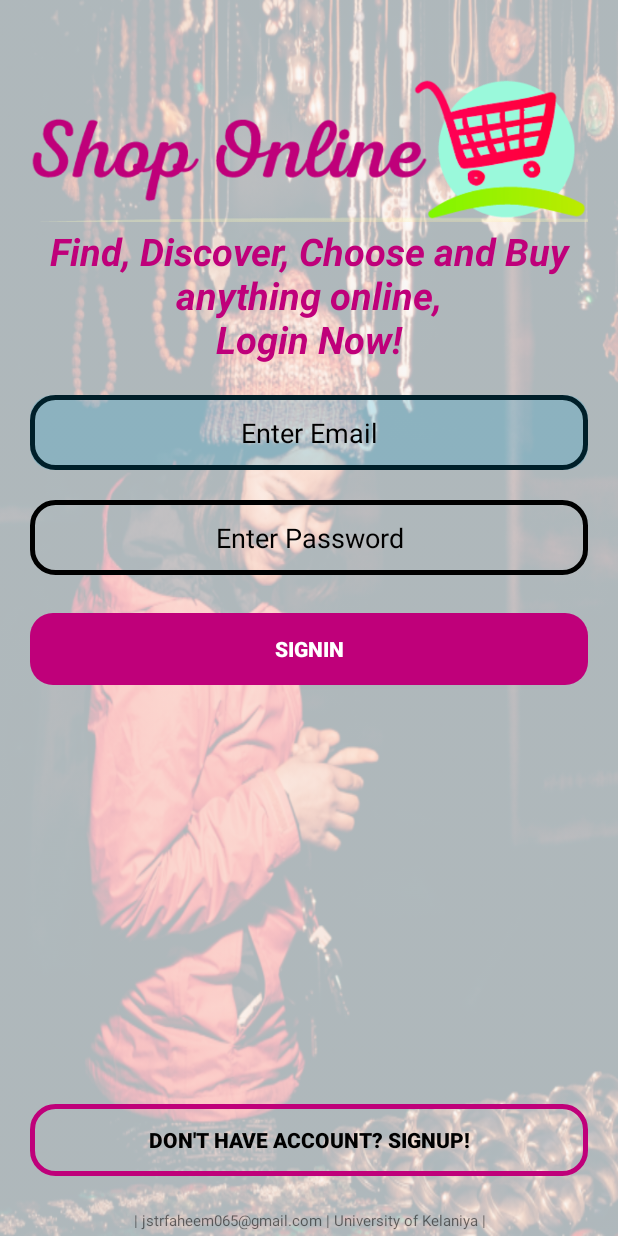
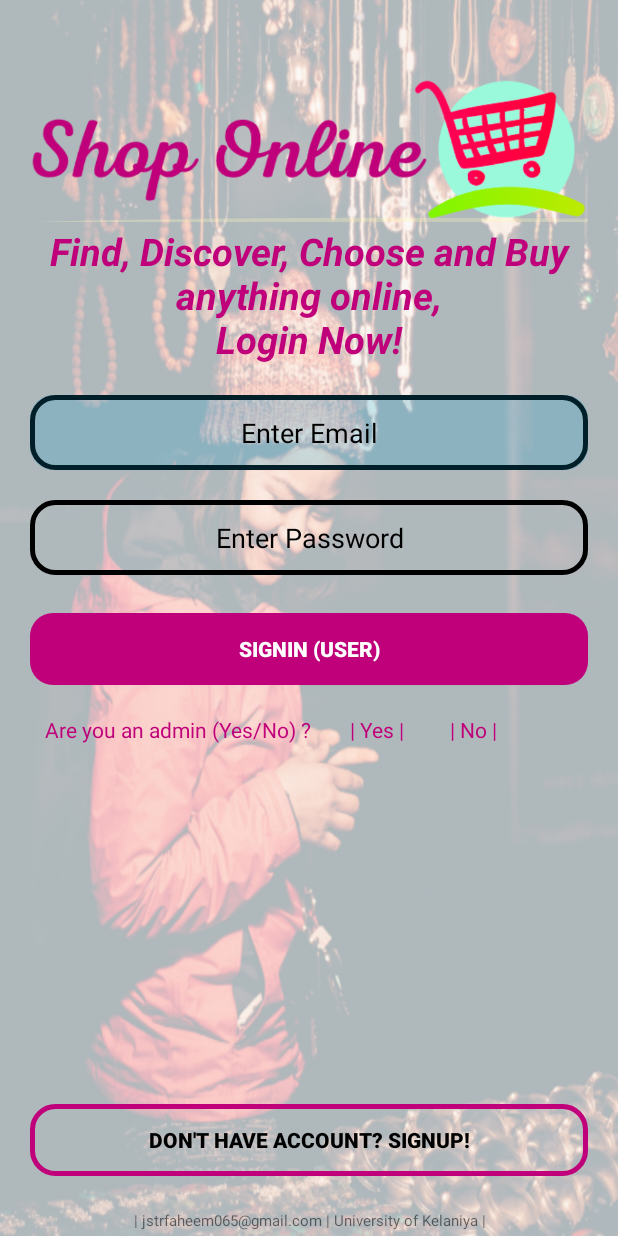
Before and after one commit to syedfaridul/ECommerceAPP, an Android app: the screen it shows after launch (MainActivity), on a phone screen of 412 x 824 dp. Run offline under Robolectric (Android 15) with nearby library versions, the phone set to English and light mode, and no system bars.

Commit message:
Admin Login,

```diff
--- a/app/src/main/java/com/flover/rifaecom/MainActivity.java
+++ b/app/src/main/java/com/flover/rifaecom/MainActivity.java
@@ -7,6 +7,7 @@ import android.view.View;
 
 import com.flover.rifaecom.operation.initializer.ClickButtonInitializer;
 import com.flover.rifaecom.operation.initializer.OnClickButtonInitializer;
+import com.flover.rifaecom.operation.initializer.OnClickTextInitializer;
 import com.flover.rifaecom.operation.mainactivityoperation.MainActivityOperation;
 import com.flover.rifaecom.operation.mainactivityoperation.MainActivityOperationFactory;
 
@@ -26,9 +27,13 @@ public class MainActivity extends AppCompatActivity implements View.OnClickListe
         signInButton.setOnClickListener(this);
         */
 
-        ClickButtonInitializer initializeOnClickButton = new OnClickButtonInitializer();
-        initializeOnClickButton.initialize(R.id.signUpButton, this);
-        initializeOnClickButton.initialize(R.id.signInButton, this);
+        ClickButtonInitializer initializeOnClickButton = new OnClickButtonInitializer(this);
+        initializeOnClickButton.initialize(R.id.signUpButton);
+        initializeOnClickButton.initialize(R.id.signInButton);
+
+        ClickButtonInitializer initializerOnClickText = new OnClickTextInitializer(this);
+        initializerOnClickText.initialize(R.id.yesIam);
+        initializerOnClickText.initialize(R.id.noIamNot);
 
         anyOperation = new MainActivityOperationFactory();
     }
--- a/app/src/main/java/com/flover/rifaecom/operation/initializer/ClickButtonInitializer.java
+++ b/app/src/main/java/com/flover/rifaecom/operation/initializer/ClickButtonInitializer.java
@@ -1,7 +1,5 @@
 package com.flover.rifaecom.operation.initializer;
 
-import android.app.Activity;
-
 public interface ClickButtonInitializer {
-    void initialize(int idOfButton, Activity context);
+    void initialize(int idOfButton);
 }
--- a/app/src/main/java/com/flover/rifaecom/operation/initializer/OnClickButtonInitializer.java
+++ b/app/src/main/java/com/flover/rifaecom/operation/initializer/OnClickButtonInitializer.java
@@ -5,9 +5,15 @@ import android.view.View;
 import android.widget.Button;
 
 public class OnClickButtonInitializer implements ClickButtonInitializer{
+    private Activity anyActivity;
+
+    public OnClickButtonInitializer(Activity anyActivity) {
+        this.anyActivity = anyActivity;
+    }
+
     @Override
-    public void initialize(int idOfButton, Activity activity) {
-        final Button anyButton = activity.findViewById(idOfButton);
-        anyButton.setOnClickListener((View.OnClickListener) activity);
+    public void initialize(int idOfButton) {
+        final Button anyButton = anyActivity.findViewById(idOfButton);
+        anyButton.setOnClickListener((View.OnClickListener) anyActivity);
     }
 }
--- /dev/null
+++ b/app/src/main/java/com/flover/rifaecom/operation/initializer/OnClickTextInitializer.java
@@ -0,0 +1,19 @@
+package com.flover.rifaecom.operation.initializer;
+
+import android.app.Activity;
+import android.view.View;
+import android.widget.TextView;
+
+public class OnClickTextInitializer implements ClickButtonInitializer{
+    private Activity anyActivity;
+
+    public OnClickTextInitializer(Activity anyActivity) {
+        this.anyActivity = anyActivity;
+    }
+
+    @Override
+    public void initialize(int idOfButton) {
+        final TextView anyText = anyActivity.findViewById(idOfButton);
+        anyText.setOnClickListener((View.OnClickListener) anyActivity);
+    }
+}
--- a/app/src/main/res/layout/activity_main.xml
+++ b/app/src/main/res/layout/activity_main.xml
@@ -4,8 +4,7 @@
     android:layout_width="match_parent"
     android:layout_height="match_parent"
     tools:context=".MainActivity"
-    android:background="@drawable/background_activity_for_mainactivity"
-    android:clickable="true">
+    android:background="@drawable/background_activity_for_mainactivity">
 
     <ImageView
         android:id="@+id/appLogoImage"
@@ -69,7 +68,7 @@
         android:background="@drawable/signinbutton"
         android:layout_below="@+id/userPassword"
         android:layout_marginTop="25dp"
-        android:text="SignIn"
+        android:text="SignIn (USER)"
         android:textStyle="bold"
         android:layout_marginLeft="20dp"
         android:layout_marginRight="20dp"
@@ -89,6 +88,40 @@
         android:textColor="@android:color/black"/>
 
     <TextView
+        android:id="@+id/areYouAdmin"
+        android:layout_width="wrap_content"
+        android:layout_height="wrap_content"
+        android:layout_below="@+id/signInButton"
+        android:layout_marginLeft="30dp"
+        android:text="Are you an admin (Yes/No) ?"
+        android:layout_marginTop="20dp"
+        android:textColor="@color/colorPrimaryDark" />
+
+    <TextView
+        android:id="@+id/yesIam"
+        android:layout_width="wrap_content"
+        android:layout_height="wrap_content"
+        android:layout_below="@+id/signInButton"
+        android:gravity="center"
+        android:text="| Yes |"
+        android:layout_marginLeft="25dp"
+        android:layout_toEndOf="@+id/areYouAdmin"
+        android:layout_marginTop="20dp"
+        android:textColor="@color/colorPrimaryDark" />
+
+    <TextView
+        android:id="@+id/noIamNot"
+        android:layout_width="wrap_content"
+        android:layout_height="wrap_content"
+        android:layout_below="@+id/signInButton"
+        android:gravity="center"
+        android:text="| No |"
+        android:layout_marginLeft="30dp"
+        android:layout_toEndOf="@+id/yesIam"
+        android:layout_marginTop="20dp"
+        android:textColor="@color/colorPrimaryDark" />
+
+    <TextView
         android:layout_width="match_parent"
         android:layout_height="wrap_content"
         android:layout_alignParentBottom="true"
```
Also changed, not shown: app/src/main/java/com/flover/rifaecom/SignUpActivity.java (+8 -2 lines), app/src/main/java/com/flover/rifaecom/operation/mainactivityoperation/MainActivityAdminButtonOperation.java (added, +21 -0 lines), app/src/main/java/com/flover/rifaecom/operation/mainactivityoperation/MainActivityOperationFactory.java (+9 -1 lines), app/src/main/java/com/flover/rifaecom/operation/mainactivityoperation/MainActivitySignInButtonOperation.java (+36 -10 lines), app/src/main/java/com/flover/rifaecom/operation/mainactivityoperation/MainActivityUserButtonOperation.java (added, +21 -0 lines), app/src/main/java/com/flover/rifaecom/operation/singupactivityoperation/SignUpActivityAdminButtonOperation.java (added, +22 -0 lines), app/src/main/java/com/flover/rifaecom/operation/singupactivityoperation/SignUpActivityCreateButtonOperation.java (+15 -7 lines), app/src/main/java/com/flover/rifaecom/operation/singupactivityoperation/SignUpActivityOperationFactory.java (+8 -1 lines), app/src/main/java/com/flover/rifaecom/operation/singupactivityoperation/SignUpActivityUserButtonOperation.java (added, +21 -0 lines), app/src/main/res/layout/activity_sign_up.xml (+36 -3 lines).
